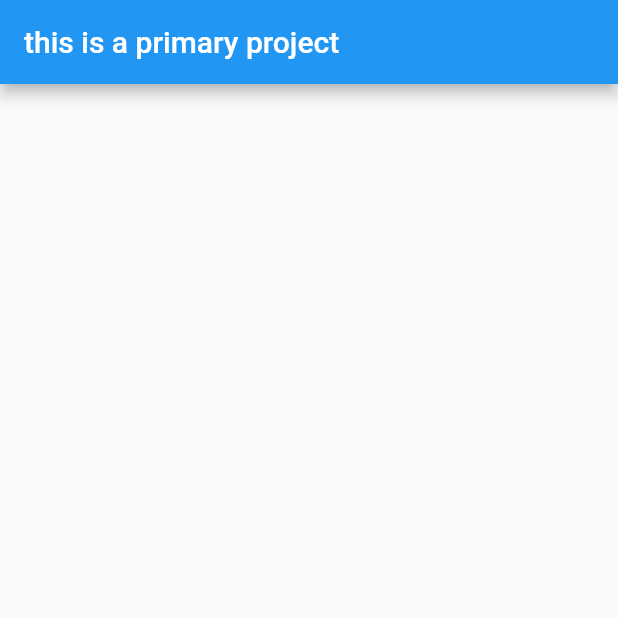
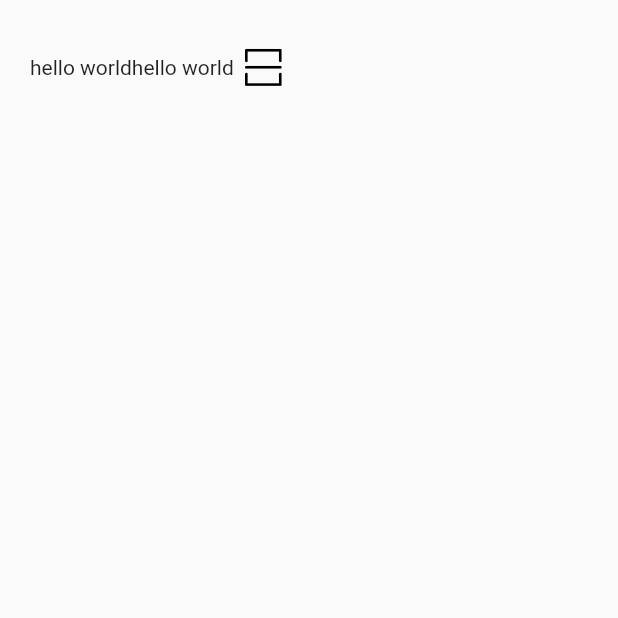
Before and after one commit to xuwentao93/flutter-learn, a Flutter app: the screen it shows after launch, on a phone screen of 412 x 824 dp, the top half of it. Run offline on Flutter 3.47's test engine with Material 2 defaults, Android fonts, the light colour scheme and no system bars.

Commit message:
add icons, and config it in pubspec.yaml

```diff
--- /dev/null
+++ b/lib/pages/components/navigatorBar.dart
@@ -0,0 +1,22 @@
+import 'package:flutter/material.dart';
+
+class NavigatorBar extends StatelessWidget {
+  @override
+  Widget build(BuildContext context) {
+    return Container(
+      child: Row(
+        children: <Widget>[
+          Text('hello world'),
+          Text('hello world'),
+          Icon(
+            IconData(0xe6e2, fontFamily: 'MyIcons'),
+            size: 40,
+            color: Colors.black
+          )
+        ],
+      ),
+      margin: EdgeInsets.fromLTRB(0.0, 25.0, 0.0, 0.0),
+      padding: EdgeInsets.fromLTRB(20.0, 0.0, 20.0, 0.0)
+    );
+  }
+}
--- a/lib/pages/home.dart
+++ b/lib/pages/home.dart
@@ -1,12 +1,15 @@
+import 'package:demo/pages/components/navigatorBar.dart';
 import 'package:flutter/material.dart';
 
 class Home extends StatelessWidget {
   @override
   Widget build(BuildContext context) {
     return Scaffold(
-      appBar: AppBar(
-        title: Text('this is a primary project')
-      ),
+      body: Column(
+        children: <Widget>[
+          NavigatorBar()
+        ],
+      )
     );
   }
 }
```
Also changed, not shown: pubspec.yaml (+4 -4 lines), lib/assets/icons/iconfont.ttf (added).
